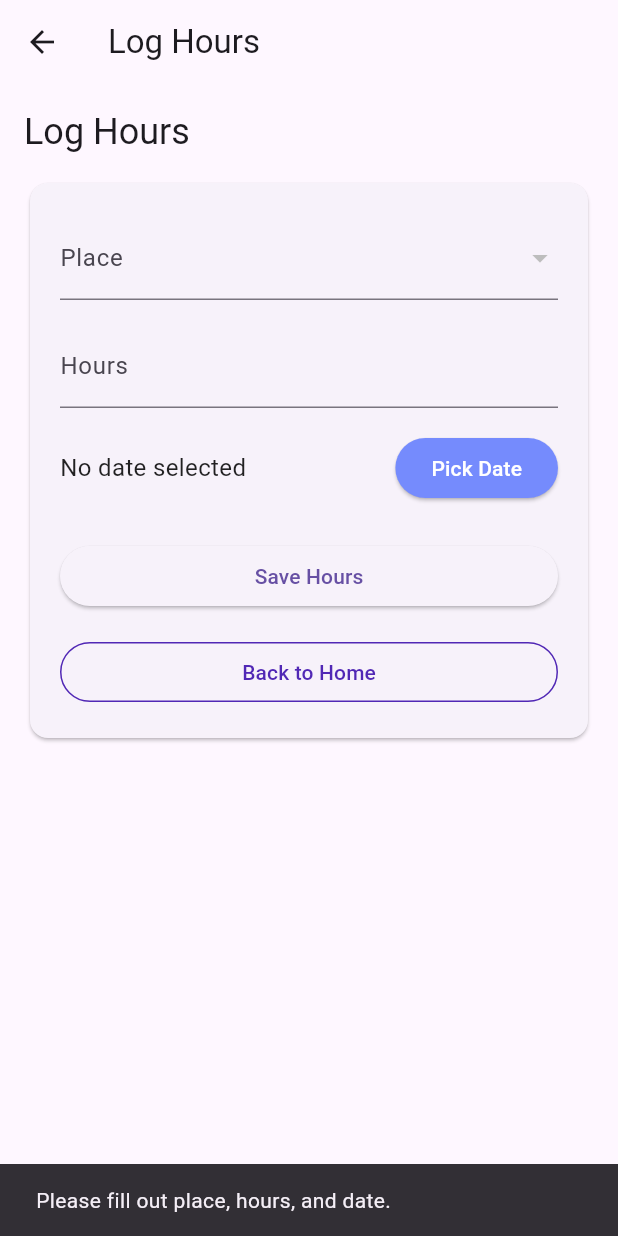
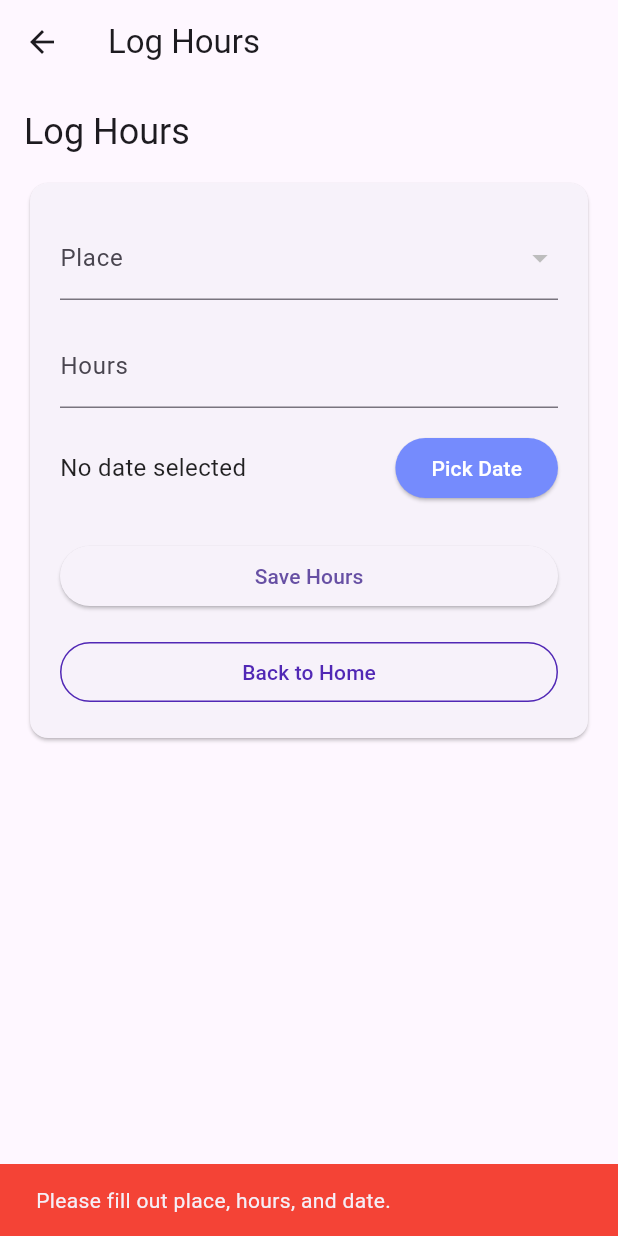
Before and after one commit to jasminepalit/served, a Flutter app: the VolunteerFormPage screen opened directly, after a tap on "Save Hours", on a phone screen of 412 x 824 dp. Run offline on Flutter 3.47's test engine with Material 3 defaults, Android fonts, the phone set to English and light mode, and no system bars; our stand-ins replace cloud_firestore, firebase_auth, firebase_core; accounts and stored records are empty.

Commit message:
no crazy hours

```diff
--- a/lib/VolunteerFormPage.dart
+++ b/lib/VolunteerFormPage.dart
@@ -41,7 +41,13 @@ class _VolunteerFormPageState extends State<VolunteerFormPage> {
 
     if (place.isEmpty || hours == null || date == null) {
       ScaffoldMessenger.of(context).showSnackBar(
-        const SnackBar(content: Text('Please fill out place, hours, and date.')),
+        const SnackBar(content: Text('Please fill out place, hours, and date.'), backgroundColor: Colors.red,),
+      );
+      return;
+    }
+    if (hours <= 0 || hours > 100) {
+      ScaffoldMessenger.of(context).showSnackBar(
+        const SnackBar(content: Text('Please enter a valid number of hours.'), backgroundColor: Colors.red,),
       );
       return;
     }
```
